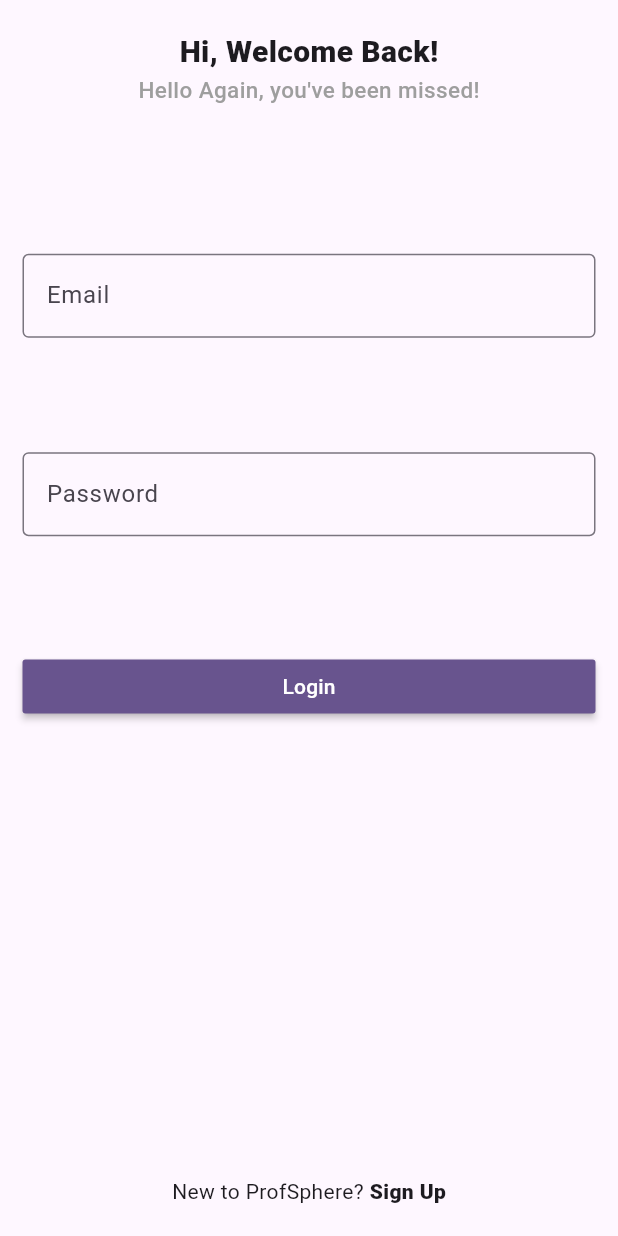
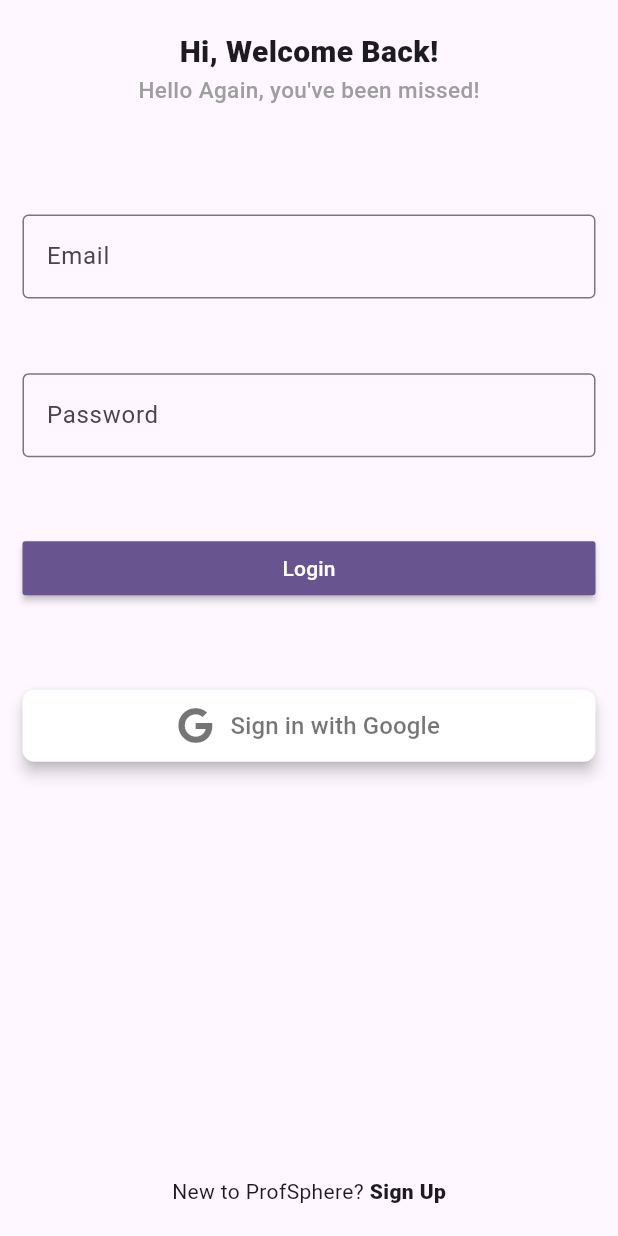
Before and after one commit to angat-yogi/cinduhrella, a Flutter app: the screen it shows after launch, on a phone screen of 412 x 824 dp. Run offline on Flutter 3.47's test engine with Material 3 defaults, Android fonts, the phone set to English and light mode, and no system bars; our stand-ins replace cloud_firestore, delightful_toast, firebase_auth, firebase_core, firebase_storage, flutter_dotenv and 5 more; accounts and stored records are empty; statements that could not run were skipped.

Commit message:
google sign in integration

```diff
--- a/lib/screens/login_page.dart
+++ b/lib/screens/login_page.dart
@@ -1,12 +1,14 @@
+import 'package:flutter/material.dart';
+import 'package:font_awesome_flutter/font_awesome_flutter.dart';
+import 'package:get_it/get_it.dart';
 import 'package:cinduhrella/const.dart';
 import 'package:cinduhrella/services/alert_service.dart';
 import 'package:cinduhrella/services/auth_service.dart';
 import 'package:cinduhrella/services/navigation_service.dart';
 import 'package:cinduhrella/widgets/custom_form_field.dart';
-import 'package:flutter/material.dart';
-import 'package:get_it/get_it.dart';
+import 'package:firebase_auth/firebase_auth.dart';
+
 class LoginPage extends StatefulWidget {
-
   const LoginPage({super.key});
 
   @override
@@ -14,48 +16,46 @@ class LoginPage extends StatefulWidget {
 }
 
 class _LoginPageState extends State<LoginPage> {
-
   String? email;
   String? password;
   final GetIt _getIt = GetIt.instance;
   late AuthService _authService;
   late NavigationService _navigationService;
   late AlertService _alertService;
-  final GlobalKey<FormState> _loginFormKey= GlobalKey();
+  final GlobalKey<FormState> _loginFormKey = GlobalKey();
 
   @override
   void initState() {
     super.initState();
-    _authService=_getIt.get<AuthService>();
-    _navigationService=_getIt.get<NavigationService>();
-    _alertService=_getIt.get<AlertService>();
+    _authService = _getIt.get<AuthService>();
+    _navigationService = _getIt.get<NavigationService>();
+    _alertService = _getIt.get<AlertService>();
   }
 
   @override
   Widget build(BuildContext context) {
     return Scaffold(
       resizeToAvoidBottomInset: false,
-      body:_buildUI());
+      body: _buildUI(),
+    );
   }
 
   Widget _buildUI() {
     return SafeArea(
       child: Padding(
-    padding:const EdgeInsets.symmetric(
-    horizontal: 15.0,
-    vertical: 20.0,
-      ),
-      child: Column(children: [
+        padding: const EdgeInsets.symmetric(horizontal: 15.0, vertical: 20.0),
+        child: Column(
+          children: [
             _headerText(),
             _loginForm(),
-      _createAnAccountLink()
+            _createAnAccountLink(),
           ],
         ),
-    )
+      ),
     );
   }
 
-  Widget _headerText(){
+  Widget _headerText() {
     return SizedBox(
       width: MediaQuery.sizeOf(context).width,
       child: const Column(
@@ -74,101 +74,151 @@ class _LoginPageState extends State<LoginPage> {
             style: TextStyle(
               fontSize: 15,
               fontWeight: FontWeight.w500,
-              color: Colors.grey
+              color: Colors.grey,
             ),
-          )
+          ),
         ],
       ),
     );
   }
-  Widget _loginForm(){
+
+  Widget _loginForm() {
     return Container(
-      height: MediaQuery.sizeOf(context).height*0.5,
+      height: MediaQuery.sizeOf(context).height * 0.5,
       margin: EdgeInsets.symmetric(
-        vertical: MediaQuery.sizeOf(context).height*0.06
+        vertical: MediaQuery.sizeOf(context).height * 0.06,
       ),
       child: Form(
-        key:_loginFormKey,
+        key: _loginFormKey,
         child: Column(
           mainAxisSize: MainAxisSize.max,
           mainAxisAlignment: MainAxisAlignment.spaceEvenly,
           crossAxisAlignment: CrossAxisAlignment.center,
           children: [
             CustomFormField(
-              onSaved: (value){
+              onSaved: (value) {
                 setState(() {
-                  email=value;
+                  email = value;
                 });
               },
               obscureText: false,
               validationRegExp: emailPattern,
               hintPlaceHolder: "Email",
-              height: MediaQuery.sizeOf(context).height*0.1,
+              height: MediaQuery.sizeOf(context).height * 0.1,
             ),
             CustomFormField(
-              onSaved: (value){
+              onSaved: (value) {
                 setState(() {
-                  password=value;
+                  password = value;
                 });
               },
               obscureText: true,
               validationRegExp: passwordPattern,
               hintPlaceHolder: "Password",
-              height: MediaQuery.sizeOf(context).height*0.1,
+              height: MediaQuery.sizeOf(context).height * 0.1,
             ),
-            _loginButton()
+            _loginButton(),
+            const SizedBox(height: 10), // Add spacing between buttons
+            _googleLoginButton(),
           ],
         ),
       ),
     );
   }
 
-  Widget _loginButton(){
-
-    return SizedBox(width:MediaQuery.sizeOf(context).width,
-    child: MaterialButton(onPressed: () async {
-      if(_loginFormKey.currentState?.validate()??false){
+  Widget _loginButton() {
+    return SizedBox(
+      width: MediaQuery.sizeOf(context).width,
+      child: MaterialButton(
+        onPressed: () async {
+          if (_loginFormKey.currentState?.validate() ?? false) {
             _loginFormKey.currentState?.save();
 
-        bool loginResult= await _authService.login(email!, password!);
-        if(loginResult){
+            bool loginResult = await _authService.login(email!, password!);
+            if (loginResult) {
               _navigationService.pushReplacementNamed("/home");
               _alertService.showToast(text: "Welcome Back!", icon: Icons.check_circle);
-        }else{
-          _alertService.showToast(text: "Failed to login, please try again!", icon: Icons.error);
+            } else {
+              _alertService.showToast(
+                  text: "Failed to login, please try again!", icon: Icons.error);
             }
           }
         },
         color: Theme.of(context).colorScheme.primary,
         child: const Text(
           "Login",
-      style: TextStyle(
-        color:Colors.white
-      )
+          style: TextStyle(color: Colors.white),
         ),
       ),
     );
   }
 
-  Widget _createAnAccountLink(){
-    return  Expanded(child:Row(
+
+Widget _googleLoginButton() {
+  return SizedBox(
+    width: MediaQuery.sizeOf(context).width,
+    child: MaterialButton(
+      onPressed: () async {
+        // Use Google Sign-In logic here
+        User? user = await _authService.signInWithGoogle();
+
+        if (user != null && user.emailVerified) {
+          _navigationService.pushReplacementNamed("/home");
+          _alertService.showToast(text: "Welcome Back!", icon: Icons.check_circle);
+        } else {
+          _alertService.showToast(
+              text: "Failed to login, please try again!", icon: Icons.error);
+        }
+      },
+      color: Colors.white,
+      elevation: 4.0,
+      shape: RoundedRectangleBorder(borderRadius: BorderRadius.circular(8.0)),
+      padding: const EdgeInsets.symmetric(vertical: 12.0),
+      child: const Row(
+        mainAxisSize: MainAxisSize.min,
+        mainAxisAlignment: MainAxisAlignment.center,
+        children: [
+          FaIcon(
+            FontAwesomeIcons.google,
+            color: Colors.black54,
+            size: 24.0,
+          ),
+           SizedBox(width: 12),
+           Text(
+            'Sign in with Google',
+            style: TextStyle(
+              color: Colors.black54,
+              fontSize: 16,
+            ),
+          ),
+        ],
+      ),
+    ),
+  );
+}
+
+
+  Widget _createAnAccountLink() {
+    return Expanded(
+      child: Row(
         mainAxisSize: MainAxisSize.max,
         mainAxisAlignment: MainAxisAlignment.center,
         crossAxisAlignment: CrossAxisAlignment.end,
         children: [
           const Text("New to ProfSphere? "),
           GestureDetector(
-        onTap: (){
+            onTap: () {
               _navigationService.pushNamed("/register");
             },
-         child: const Text("Sign Up",
+            child: const Text(
+              "Sign Up",
               style: TextStyle(
                 fontWeight: FontWeight.w800,
-               )
               ),
-       )
+            ),
+          ),
         ],
-
-    ));
+      ),
+    );
   }
 }
--- a/pubspec.yaml
+++ b/pubspec.yaml
@@ -54,6 +54,8 @@ dependencies:
   flutter_slidable: ^3.1.1
   logger: ^2.4.0
   flutter_dotenv: ^5.2.1
+  google_sign_in: ^6.2.2
+  font_awesome_flutter: ^10.8.0
 
 dev_dependencies:
   flutter_test:
```
Also changed, not shown: lib/screens/home_page.dart (+4 -4 lines), lib/services/auth_service.dart (+23 -1 lines), pubspec.lock, 6 other files. Lines whose indentation alone changed are shown as unchanged.
